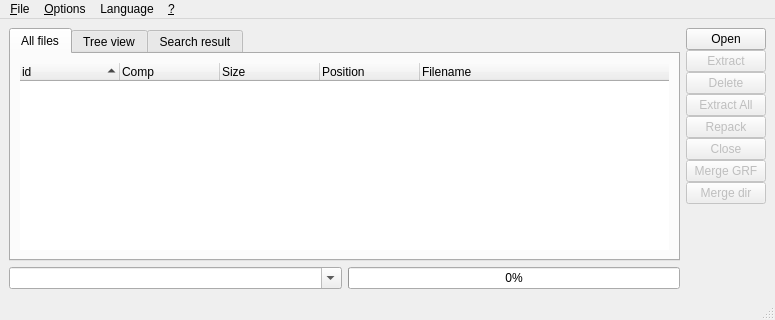
First picture: the form in grfbuilder/MainWindow.ui, repository MagicalTux/grf, before the edit.
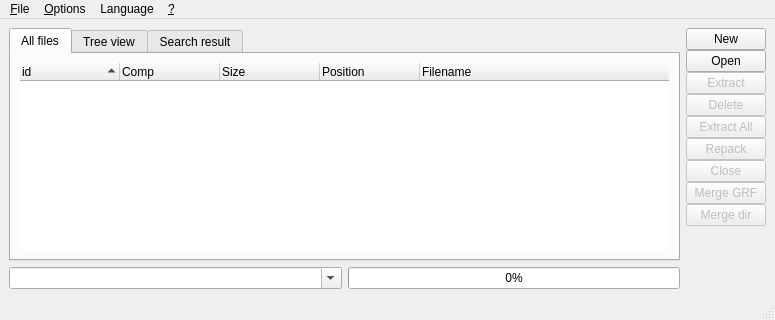
Second picture: the form after the edit.

```diff
--- a/grfbuilder/MainWindow.ui
+++ b/grfbuilder/MainWindow.ui
@@ -270,6 +270,13 @@
       <property name="spacing" >
        <number>0</number>
       </property>
+      <item>
+       <widget class="QPushButton" name="btn_new" >
+        <property name="text" >
+         <string>New</string>
+        </property>
+       </widget>
+      </item>
       <item>
        <widget class="QPushButton" name="btn_open" >
         <property name="whatsThis" >
```
Left out of the diff: 37 changed lines with no effect on the pictures.
